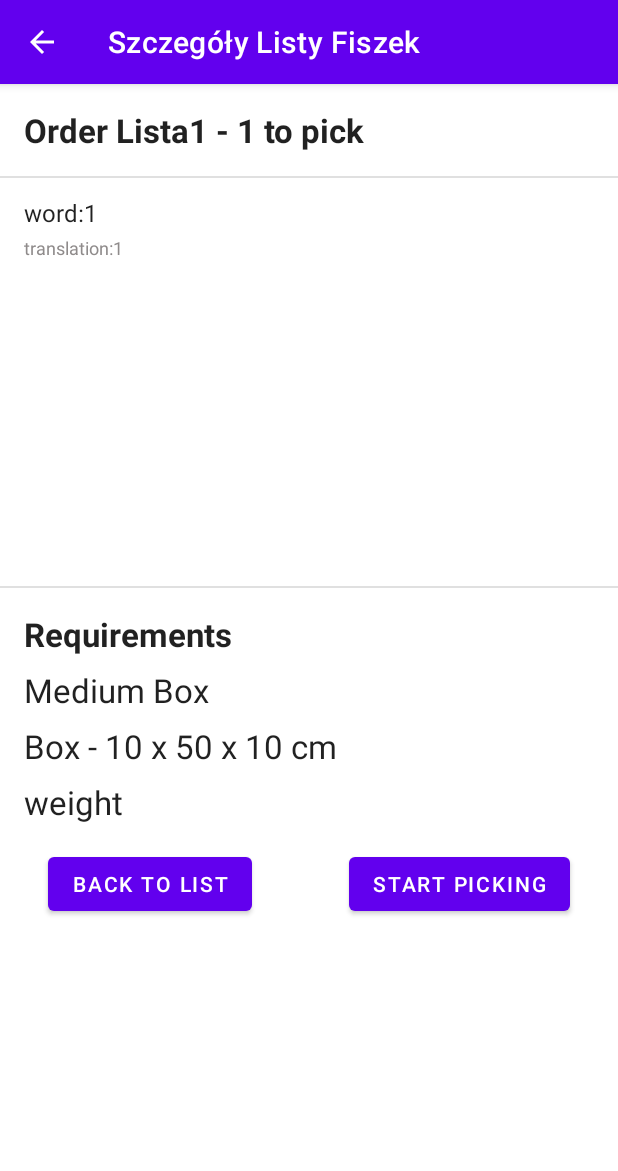
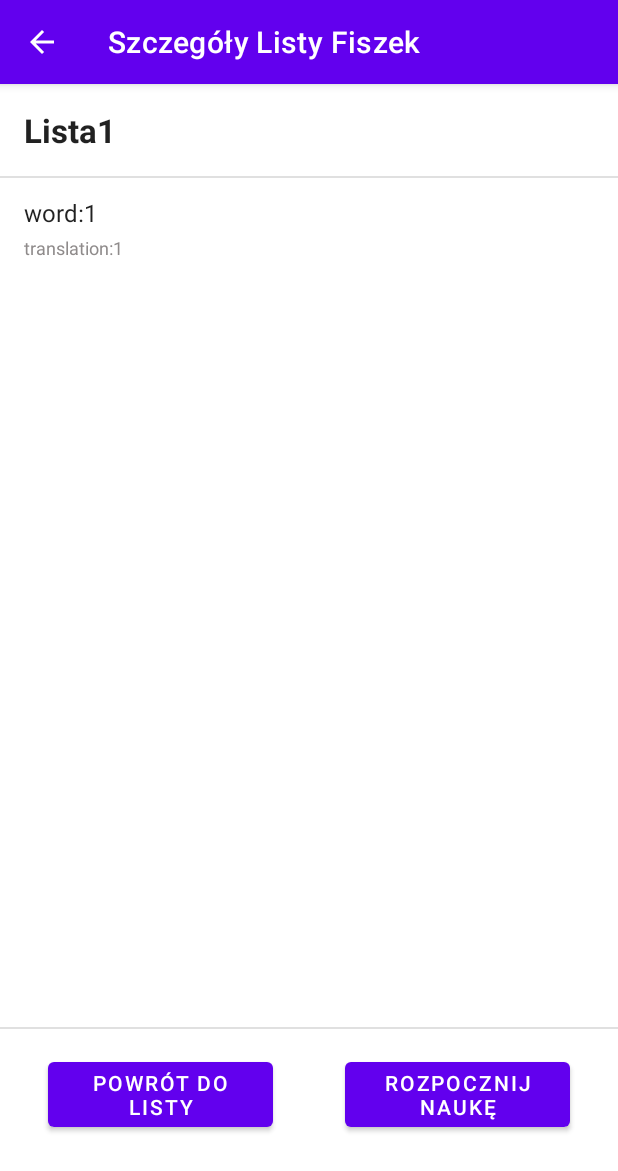
Before and after one commit to PatrykDyminski/Fiszki, an Android app: the screen it shows after launch (OrderDetailActivity), after a tap on an icon or button, on a phone screen of 412 x 824 dp. Shown: the top 1171 px of the screen. Run offline under Robolectric (Android 15) with nearby library versions, the phone set to English and light mode, and no system bars; 2 other taps on this screen came first.

Commit message:
Lista fiszek

```diff
--- a/app/src/main/java/com/patryk/quickpick/OrderDetailActivity.kt
+++ b/app/src/main/java/com/patryk/quickpick/OrderDetailActivity.kt
@@ -7,12 +7,6 @@ import android.view.MenuItem
 import androidx.appcompat.widget.Toolbar
 import com.patryk.quickpick.ui.orderdetail.OrderDetailFragment
 
-/**
- * An activity representing a single Item detail screen. This
- * activity is only used on narrow width devices. On tablet-size devices,
- * item details are presented side-by-side with a list of items
- * in a [ListaListFiszekActivity].
- */
 @ExperimentalStdlibApi
 class OrderDetailActivity : AppCompatActivity() {
 
@@ -38,12 +32,11 @@ class OrderDetailActivity : AppCompatActivity() {
         }
     }
 
-    public fun fBack(){
+    fun fBack(){
         navigateUpTo(Intent(this, ListaListFiszekActivity::class.java))
     }
 
-    override fun onOptionsItemSelected(item: MenuItem) =
-            when (item.itemId) {
+    override fun onOptionsItemSelected(item: MenuItem) = when (item.itemId) {
         android.R.id.home -> {
             navigateUpTo(Intent(this, ListaListFiszekActivity::class.java))
             true
--- a/app/src/main/java/com/patryk/quickpick/ui/orderdetail/OrderDetailFragment.kt
+++ b/app/src/main/java/com/patryk/quickpick/ui/orderdetail/OrderDetailFragment.kt
@@ -66,13 +66,7 @@ class OrderDetailFragment : Fragment() {
     }
 
     private fun bindFields(rootView: View){
-        rootView.findViewById<TextView>(R.id.pageTitle).text = "Order " + listaFiszek.name + " - " + listaFiszek.fiszkas.size.toString() + " to pick"
-
-        val dimensionsText = rootView.findViewById<TextView>(R.id.dimensions)
-        dimensionsText.text = "Box - 10 x 50 x 10 cm"
-
-        val boxText = rootView.findViewById<TextView>(R.id.box)
-        boxText.text = "Medium Box"
+        rootView.findViewById<TextView>(R.id.pageTitle).text = listaFiszek.name
     }
 
     private fun bindButtons(rootView : View){
--- a/app/src/main/res/layout/fragment_order_detail.xml
+++ b/app/src/main/res/layout/fragment_order_detail.xml
@@ -1,11 +1,7 @@
-<ScrollView
+<LinearLayout android:layout_width="match_parent"
     xmlns:android="http://schemas.android.com/apk/res/android"
     xmlns:app="http://schemas.android.com/apk/res-auto"
     xmlns:tools="http://schemas.android.com/tools"
-    android:layout_width="match_parent"
-    android:layout_height="match_parent"
-    android:orientation="vertical">
-<LinearLayout android:layout_width="match_parent"
     android:layout_height="wrap_content"
     android:orientation="vertical">
 
@@ -28,7 +24,7 @@
     <androidx.core.widget.NestedScrollView
         android:id="@+id/scrollView"
         android:layout_width="match_parent"
-        android:layout_height="256sp"
+        android:layout_height="550sp"
         android:scrollbars="vertical"
         android:scrollbarAlwaysDrawVerticalTrack="true">
 
@@ -54,44 +50,6 @@
         android:layout_height="1dp"
         android:layout_marginTop="16dp" />
 
-    <TextView
-        android:id="@+id/requirements"
-        android:layout_width="wrap_content"
-        android:layout_height="wrap_content"
-        android:layout_marginStart="16dp"
-        android:layout_marginTop="16dp"
-        android:text="Requirements"
-        android:textAppearance="?android:attr/textAppearanceLarge"
-        android:textStyle="bold" />
-
-    <TextView
-        android:id="@+id/box"
-        android:layout_width="match_parent"
-        android:layout_height="wrap_content"
-        android:layout_marginStart="16dp"
-        android:layout_marginTop="8dp"
-        android:text="box"
-        android:textAppearance="?android:attr/textAppearanceLarge" />
-
-    <TextView
-        android:id="@+id/dimensions"
-        android:layout_width="match_parent"
-        android:layout_height="wrap_content"
-        android:layout_marginStart="16dp"
-        android:layout_marginTop="8dp"
-        android:text="dimensions"
-        android:textAppearance="?android:attr/textAppearanceLarge" />
-
-    <TextView
-        android:id="@+id/weight"
-        android:layout_width="match_parent"
-        android:layout_height="wrap_content"
-        android:layout_marginStart="16dp"
-        android:layout_marginTop="8dp"
-        android:layout_marginBottom="16dp"
-        android:text="weight"
-        android:textAppearance="?android:attr/textAppearanceLarge" />
-
     <androidx.constraintlayout.widget.ConstraintLayout
         android:layout_width="match_parent"
         android:layout_height="match_parent"
@@ -99,23 +57,26 @@
 
         <Button
             android:id="@+id/back_to_list"
-            android:layout_width="wrap_content"
+            android:layout_width="150dp"
             android:layout_height="wrap_content"
             android:layout_marginStart="32dp"
-            android:text="back to list"
+            android:layout_marginTop="16dp"
+            android:text="Powrót do Listy"
+            app:layout_constraintBottom_toBottomOf="parent"
             app:layout_constraintStart_toStartOf="parent"
             app:layout_constraintTop_toTopOf="parent" />
 
         <Button
             android:id="@+id/start_picking"
-            android:layout_width="wrap_content"
+            android:layout_width="150dp"
             android:layout_height="wrap_content"
+            android:layout_marginTop="16dp"
             android:layout_marginEnd="32dp"
-            android:text="start picking"
+            android:text="Rozpocznij Naukę"
+            app:layout_constraintBottom_toBottomOf="parent"
             app:layout_constraintEnd_toEndOf="parent"
             app:layout_constraintTop_toTopOf="parent" />
 
     </androidx.constraintlayout.widget.ConstraintLayout>
 
 </LinearLayout>
-</ScrollView>
```
Lines whose indentation alone changed are shown as unchanged.
